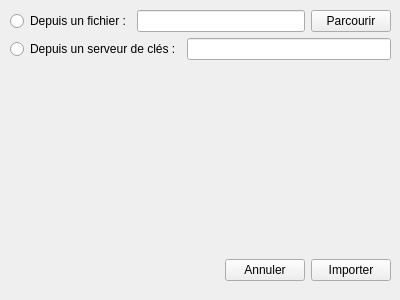
Old version of the form GuiPG/src/View/keyimport.ui in the repository Diakakodo/GuiPG.
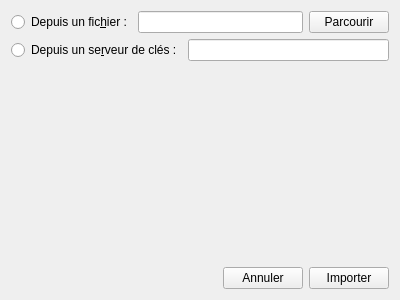
New version of the form.

Commit message: maj vue importation, pareil que les autres, c'est un peu mieux comme ça :p

```diff
--- a/GuiPG/src/View/keyimport.ui
+++ b/GuiPG/src/View/keyimport.ui
@@ -13,22 +13,15 @@
   <property name="windowTitle">
    <string>Importation de clés</string>
   </property>
-  <widget class="QWidget" name="verticalLayoutWidget">
-   <property name="geometry">
-    <rect>
-     <x>10</x>
-     <y>10</y>
-     <width>381</width>
-     <height>231</height>
-    </rect>
-   </property>
+  <layout class="QVBoxLayout" name="verticalLayout_2">
+   <item>
    <layout class="QVBoxLayout" name="verticalLayout">
     <item>
      <layout class="QHBoxLayout" name="horizontalLayout_2">
       <item>
        <widget class="QRadioButton" name="fileRadioButton">
         <property name="text">
-         <string>Depuis un fichier :</string>
+          <string>Depuis un fic&amp;hier :</string>
         </property>
        </widget>
       </item>
@@ -49,7 +42,7 @@
       <item>
        <widget class="QRadioButton" name="keyServerButton">
         <property name="text">
-         <string>Depuis un serveur de clés :</string>
+          <string>Depuis un se&amp;rveur de clés :</string>
         </property>
        </widget>
       </item>
@@ -120,16 +113,8 @@
      </layout>
     </item>
    </layout>
-  </widget>
-  <widget class="QWidget" name="horizontalLayoutWidget">
-   <property name="geometry">
-    <rect>
-     <x>10</x>
-     <y>250</y>
-     <width>381</width>
-     <height>41</height>
-    </rect>
-   </property>
+   </item>
+   <item>
    <layout class="QHBoxLayout" name="horizontalLayout">
     <item>
      <spacer name="horizontalSpacer">
@@ -159,7 +144,8 @@
      </widget>
     </item>
    </layout>
-  </widget>
+   </item>
+  </layout>
  </widget>
  <resources/>
  <connections/>
```
Lines whose indentation alone changed are shown as unchanged.
